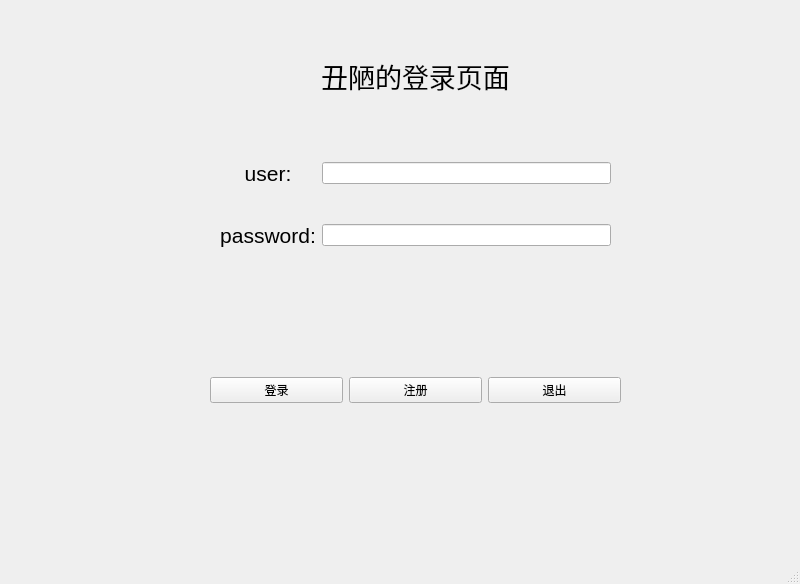
Before: the Qt Designer form pan/Ui_loginWindow.ui in lilyht/socketproject, drawn with Qt 5.
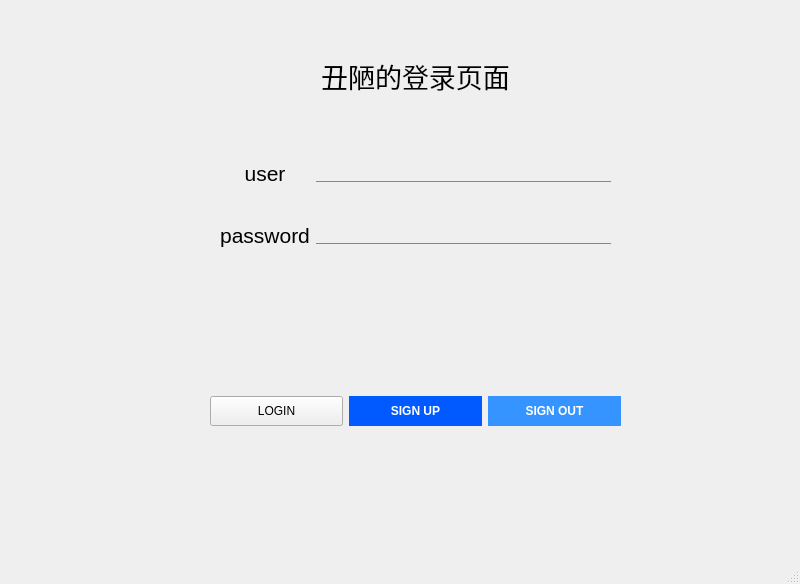
After: the same form once the commit is applied.

Commit message: 修改了登录首页样式

```diff
--- a/pan/Ui_loginWindow.ui
+++ b/pan/Ui_loginWindow.ui
@@ -20,28 +20,73 @@
       <x>210</x>
       <y>360</y>
       <width>411</width>
-      <height>61</height>
+      <height>102</height>
      </rect>
     </property>
     <layout class="QHBoxLayout" name="horizontalLayout">
      <item>
       <widget class="QPushButton" name="loginButton">
+       <property name="minimumSize">
+        <size>
+         <width>0</width>
+         <height>30</height>
+        </size>
+       </property>
+       <property name="styleSheet">
+        <string notr="true">border-style: none;
+font: 10pt &quot;Microsoft YaHei UI&quot;;
+background-color: rgb(1, 90, 255);
+color: white;
+font-weight: bold;
+loginButton hover{
+	background-color: rgb(53, 148, 255)
+}
+</string>
+       </property>
        <property name="text">
-        <string>登录</string>
+        <string>LOGIN</string>
        </property>
       </widget>
      </item>
      <item>
       <widget class="QPushButton" name="regiButton">
+       <property name="minimumSize">
+        <size>
+         <width>0</width>
+         <height>30</height>
+        </size>
+       </property>
+       <property name="styleSheet">
+        <string notr="true">border-style: none;
+background-color: rgb(1, 90, 255);
+font: 10pt &quot;Microsoft YaHei UI&quot;;
+color: white;
+font-weight: bold;
+</string>
+       </property>
        <property name="text">
-        <string>注册</string>
+        <string>SIGN UP</string>
        </property>
       </widget>
      </item>
      <item>
       <widget class="QPushButton" name="exitButton">
+       <property name="minimumSize">
+        <size>
+         <width>0</width>
+         <height>30</height>
+        </size>
+       </property>
+       <property name="styleSheet">
+        <string notr="true">border-style: none;
+background-color: rgb(53, 148, 255);
+font: 10pt &quot;Microsoft YaHei UI&quot;;
+color: white;
+font-weight: bold;
+</string>
+       </property>
        <property name="text">
-        <string>退出</string>
+        <string>SIGN OUT</string>
        </property>
       </widget>
      </item>
@@ -78,24 +123,6 @@
      </rect>
     </property>
     <layout class="QGridLayout" name="gridLayout">
-     <item row="0" column="1">
-      <widget class="QLineEdit" name="userLine"/>
-     </item>
-     <item row="0" column="0">
-      <widget class="QLabel" name="userLabel">
-       <property name="font">
-        <font>
-         <pointsize>16</pointsize>
-        </font>
-       </property>
-       <property name="text">
-        <string>user:</string>
-       </property>
-       <property name="alignment">
-        <set>Qt::AlignCenter</set>
-       </property>
-      </widget>
-     </item>
      <item row="1" column="0">
       <widget class="QLabel" name="paswordLabel">
        <property name="font">
@@ -104,7 +131,22 @@
         </font>
        </property>
        <property name="text">
-        <string>password:</string>
+        <string>password</string>
+       </property>
+       <property name="alignment">
+        <set>Qt::AlignCenter</set>
+       </property>
+      </widget>
+     </item>
+     <item row="0" column="0">
+      <widget class="QLabel" name="userLabel">
+       <property name="font">
+        <font>
+         <pointsize>16</pointsize>
+        </font>
+       </property>
+       <property name="text">
+        <string>user</string>
        </property>
        <property name="alignment">
         <set>Qt::AlignCenter</set>
@@ -112,7 +154,26 @@
       </widget>
      </item>
      <item row="1" column="1">
-      <widget class="QLineEdit" name="passwordLine"/>
+      <widget class="QLineEdit" name="passwordLine">
+       <property name="styleSheet">
+        <string notr="true">font: 25 10pt &quot;微软雅黑 Light&quot;;
+border-style: none;
+border-bottom: 1px solid rgb(135, 135, 135);
+background-color: rgba(255,255,255,0)
+</string>
+       </property>
+      </widget>
+     </item>
+     <item row="0" column="1">
+      <widget class="QLineEdit" name="userLine">
+       <property name="styleSheet">
+        <string notr="true">font: 25 10pt &quot;微软雅黑 Light&quot;;
+border-style: none;
+border-bottom: 1px solid rgb(135, 135, 135);
+background-color: rgba(255,255,255,0)
+</string>
+       </property>
+      </widget>
      </item>
     </layout>
    </widget>
```
Left out of the diff: 2 changed lines with no effect on the pictures. The commit also changes 1 other file.
